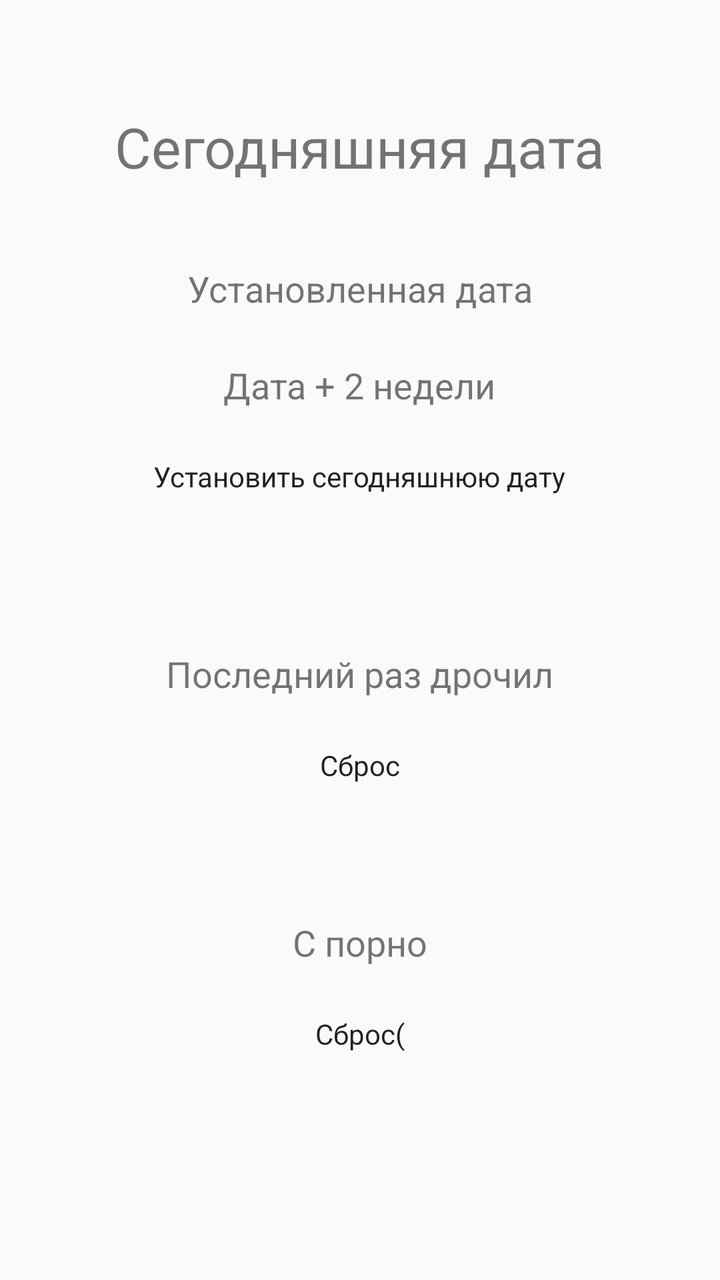
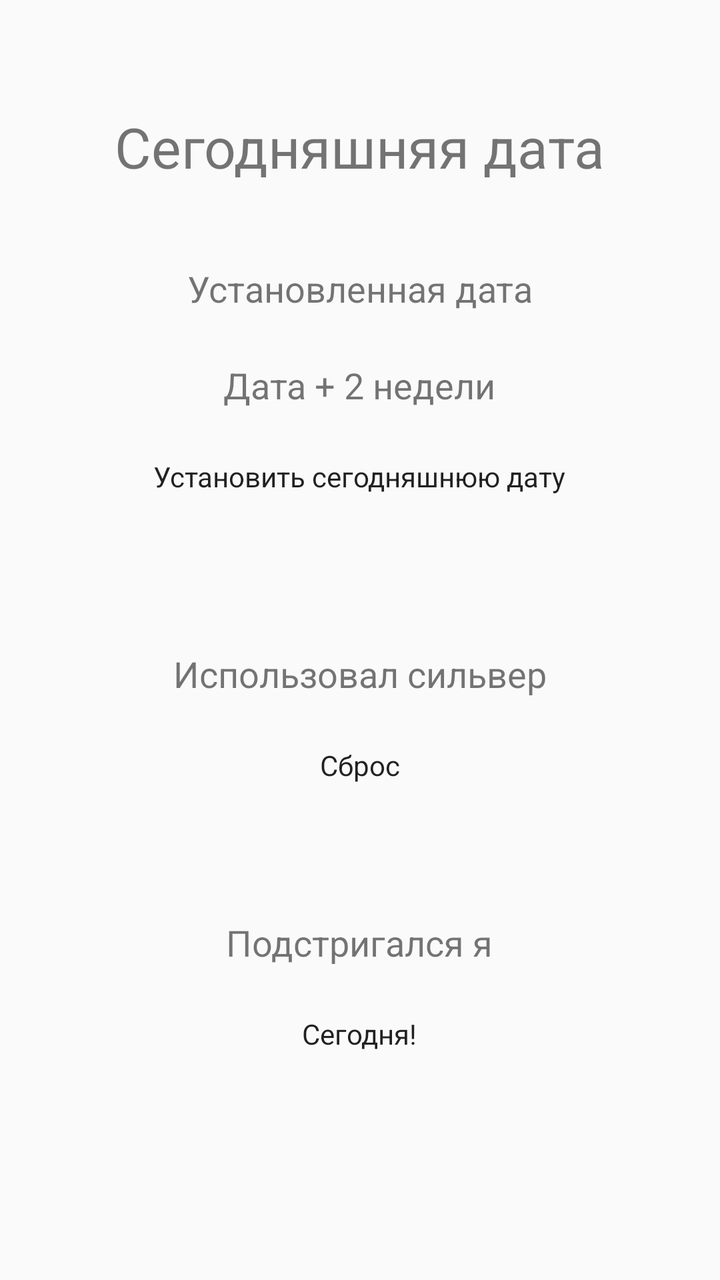

Two renders of the same Android screen: before a commit and after it. Below are the layout's source before the change and the commit's diff.
<!-- AndroidManifest.xml: activity theme Theme.Lenses -->
<!-- res/layout/activity_main.xml -->
<LinearLayout
    xmlns:android="http://schemas.android.com/apk/res/android"
    android:layout_width="match_parent"
    android:layout_height="match_parent"
    android:orientation="vertical"
    android:gravity="center"
    android:padding="16dp">

    
    <TextView
        android:id="@+id/todayDate"
        android:layout_width="wrap_content"
        android:layout_height="wrap_content"
        android:text="Сегодняшняя дата"
        android:textSize="28sp"
        android:layout_marginTop="-36dp"/>

    <TextView
        android:id="@+id/setdate"
        android:layout_width="wrap_content"
        android:layout_height="wrap_content"
        android:text="Установленная дата"
        android:textSize="18sp"
        android:layout_marginTop="40dp"/>

    
    <TextView
        android:id="@+id/twoWeeksLater"
        android:layout_width="wrap_content"
        android:layout_height="wrap_content"
        android:text="Дата + 2 недели"
        android:textSize="18sp"
        android:layout_marginTop="24dp" />

    
    <Button
        android:id="@+id/setDateButton"
        android:layout_width="wrap_content"
        android:layout_height="52dp"
        android:layout_marginTop="24dp"
        android:text="Установить сегодняшнюю дату" />

    <TextView
        android:id="@+id/lastcock"
        android:layout_width="wrap_content"
        android:layout_height="wrap_content"
        android:text="Последний раз дрочил"
        android:textSize="18sp"
        android:layout_marginTop="44dp" />

    <Button
        android:id="@+id/lastcock_button"
        android:layout_width="wrap_content"
        android:layout_height="42dp"
        android:layout_marginTop="24dp"
        android:text="Сброс" />

    <TextView
        android:id="@+id/lastcock_p"
        android:layout_width="wrap_content"
        android:layout_height="wrap_content"
        android:text="C порно"
        android:textSize="18sp"
        android:layout_marginTop="44dp" />

    <Button
        android:id="@+id/lastcock_p_button"
        android:layout_width="wrap_content"
        android:layout_height="42dp"
        android:layout_marginTop="24dp"
        android:text="Сброс(" />

</LinearLayout>
<!-- resources referenced by this layout -->
<resources>
  <style name="Theme.Lenses" parent="android:Theme.Material.Light.NoActionBar" />
</resources>

<!-- the commit's change to res/layout/activity_main.xml (unified diff, before → after) -->
@@ -41,33 +41,33 @@
         android:text="Установить сегодняшнюю дату" />
 
     <TextView
-        android:id="@+id/lastcock"
+        android:id="@+id/melir"
         android:layout_width="wrap_content"
         android:layout_height="wrap_content"
-        android:text="Последний раз дрочил"
+        android:text="Использовал сильвер"
         android:textSize="18sp"
         android:layout_marginTop="44dp" />
 
     <Button
-        android:id="@+id/lastcock_button"
+        android:id="@+id/melir_button"
         android:layout_width="wrap_content"
         android:layout_height="42dp"
         android:layout_marginTop="24dp"
         android:text="Сброс" />
 
     <TextView
-        android:id="@+id/lastcock_p"
+        android:id="@+id/parikm"
         android:layout_width="wrap_content"
         android:layout_height="wrap_content"
-        android:text="C порно"
+        android:text="Подстригался я"
         android:textSize="18sp"
         android:layout_marginTop="44dp" />
 
     <Button
-        android:id="@+id/lastcock_p_button"
+        android:id="@+id/parikm_button"
         android:layout_width="wrap_content"
         android:layout_height="42dp"
         android:layout_marginTop="24dp"
-        android:text="Сброс(" />
+        android:text="Сегодня!" />
 
 </LinearLayout>
